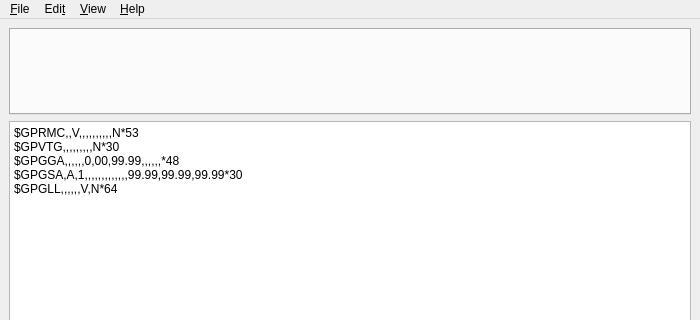
Qt form mainwindow.ui (froller/NMEA-talker) before a commit; both pictures show x 0 to 700 and y 0 to 320 of the 700 by 500 pixel window.
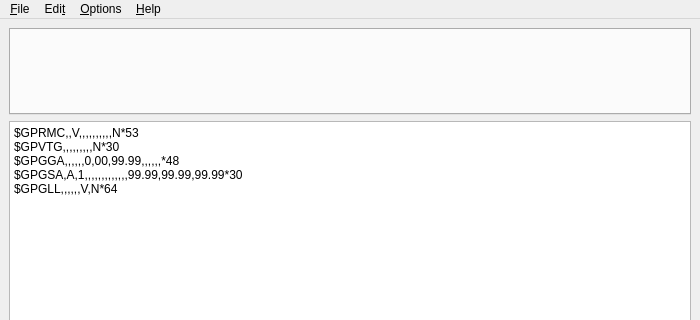
The same form after that commit. Icons and pictures are not drawn.

What changed in the file:
```diff
--- a/mainwindow.ui
+++ b/mainwindow.ui
@@ -103,7 +103,7 @@
    </widget>
    <widget class="QMenu" name="menu_2">
     <property name="title">
-     <string>&amp;View</string>
+     <string>&amp;Options</string>
     </property>
    </widget>
    <widget class="QMenu" name="menu_3">
```
Left out of the diff: 70 changed lines with no effect on the pictures.
